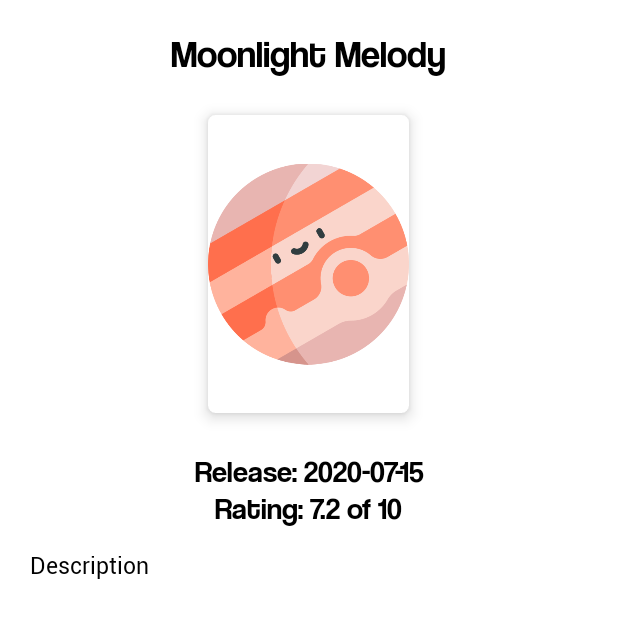
After one commit to algavania/Alga11RPL022019, an Android app: the layout activity_favorite_detail.xml on its own in the app's theme, with its tools: preview values and no code run, on a phone screen of 412 x 824 dp. The commit adds this screen. Shown: the top 618 px of the screen. Run offline under Robolectric (Android 15) with nearby library versions, the phone set to English and light mode, and no system bars.

Commit message:
Adding FavoriteDetailActivity

```diff
--- a/app/src/main/AndroidManifest.xml
+++ b/app/src/main/AndroidManifest.xml
@@ -12,7 +12,8 @@
         android:roundIcon="@mipmap/ic_launcher_round"
         android:supportsRtl="true"
         android:theme="@style/AppTheme">
-        <activity android:name=".ui.DetailActivity"></activity>
+        <activity android:name=".ui.FavoriteDetailActivity"></activity>
+        <activity android:name=".ui.DetailActivity" />
         <activity android:name=".ui.FavoriteActivity" />
         <activity android:name=".ui.DashboardActivity" />
         <activity android:name=".model.ControlClass" />
--- /dev/null
+++ b/app/src/main/res/layout/activity_favorite_detail.xml
@@ -0,0 +1,100 @@
+<?xml version="1.0" encoding="utf-8"?>
+<ScrollView xmlns:android="http://schemas.android.com/apk/res/android"
+    xmlns:app="http://schemas.android.com/apk/res-auto"
+    xmlns:tools="http://schemas.android.com/tools"
+    android:layout_width="match_parent"
+    android:layout_height="match_parent"
+    tools:context=".ui.FavoriteDetailActivity"
+    android:background="@android:color/white">
+
+    <LinearLayout
+        android:layout_width="match_parent"
+        android:layout_height="wrap_content">
+
+        <RelativeLayout
+            android:layout_width="match_parent"
+            android:layout_height="match_parent">
+
+            <TextView
+                android:id="@+id/tv_favoriteDetailTitle"
+                android:layout_width="wrap_content"
+                android:layout_height="wrap_content"
+                android:text="Moonlight Melody"
+                android:layout_marginRight="30dp"
+                android:layout_marginLeft="30dp"
+                android:textColor="@android:color/black"
+                android:textSize="25sp"
+                android:textAlignment="center"
+                android:layout_centerHorizontal="true"
+                android:layout_marginTop="20dp"
+                android:fontFamily="@font/coolvetica"
+                android:gravity="center_horizontal" />
+
+            <androidx.cardview.widget.CardView
+                android:id="@+id/favoriteDetail_cardView"
+                android:layout_below="@id/tv_favoriteDetailTitle"
+                android:layout_marginTop="15dp"
+                android:layout_width="150dp"
+                android:layout_height="220dp"
+                app:cardCornerRadius="5dp"
+                app:cardElevation="6dp"
+                app:cardUseCompatPadding="true"
+                android:layout_marginBottom="15dp"
+                android:layout_centerHorizontal="true">
+
+                <ImageView
+                    android:id="@+id/img_favoriteDetailImage"
+                    android:src="@drawable/icon"
+                    android:layout_height="match_parent"
+                    android:layout_width="match_parent"/>
+
+            </androidx.cardview.widget.CardView>
+
+            <TextView
+                android:id="@+id/tv_favoriteDetailDate"
+                android:layout_below="@id/favoriteDetail_cardView"
+                android:layout_width="wrap_content"
+                android:layout_height="wrap_content"
+                android:text="Release: 2020-07-15"
+                android:layout_marginRight="20dp"
+                android:layout_marginLeft="20dp"
+                android:textColor="@android:color/black"
+                android:textSize="20sp"
+                android:textAlignment="center"
+                android:layout_centerHorizontal="true"
+                android:fontFamily="@font/coolvetica"
+                android:gravity="center_horizontal" />
+
+            <TextView
+                android:id="@+id/tv_favoriteDetailVote"
+                android:layout_below="@id/tv_favoriteDetailDate"
+                android:layout_width="wrap_content"
+                android:layout_height="wrap_content"
+                android:text="Rating: 7.2 of 10"
+                android:layout_marginRight="20dp"
+                android:layout_marginLeft="20dp"
+                android:textColor="@android:color/black"
+                android:textSize="20sp"
+                android:textAlignment="center"
+                android:layout_centerHorizontal="true"
+                android:fontFamily="@font/coolvetica"
+                android:gravity="center_horizontal" />
+
+            <TextView
+                android:id="@+id/tv_favoriteDetailDescription"
+                android:layout_below="@id/tv_favoriteDetailVote"
+                android:layout_width="wrap_content"
+                android:layout_height="wrap_content"
+                android:layout_marginTop="15dp"
+                android:layout_marginBottom="20dp"
+                android:layout_marginRight="20dp"
+                android:layout_marginLeft="20dp"
+                android:text="Description"
+                android:textColor="@android:color/black"
+                android:textSize="15sp"
+                android:fontFamily="@font/roboto"/>
+
+        </RelativeLayout>
+    </LinearLayout>
+
+</ScrollView>
--- a/build.gradle
+++ b/build.gradle
@@ -5,7 +5,7 @@ buildscript {
         jcenter()
     }
     dependencies {
-        classpath "com.android.tools.build:gradle:4.0.1"
+        classpath 'com.android.tools.build:gradle:4.0.2'
         classpath 'com.google.gms:google-services:4.3.3'
         classpath "io.realm:realm-gradle-plugin:7.0.6"
         // NOTE: Do not place your application dependencies here; they belong
```
Also changed, not shown: app/src/main/java/com/practice/myapplication/adapter/FavoriteAdapter.java (+15 -0 lines), app/src/main/java/com/practice/myapplication/ui/FavoriteActivity.java (+17 -0 lines), app/src/main/java/com/practice/myapplication/ui/FavoriteDetailActivity.java (added, +92 -0 lines).
